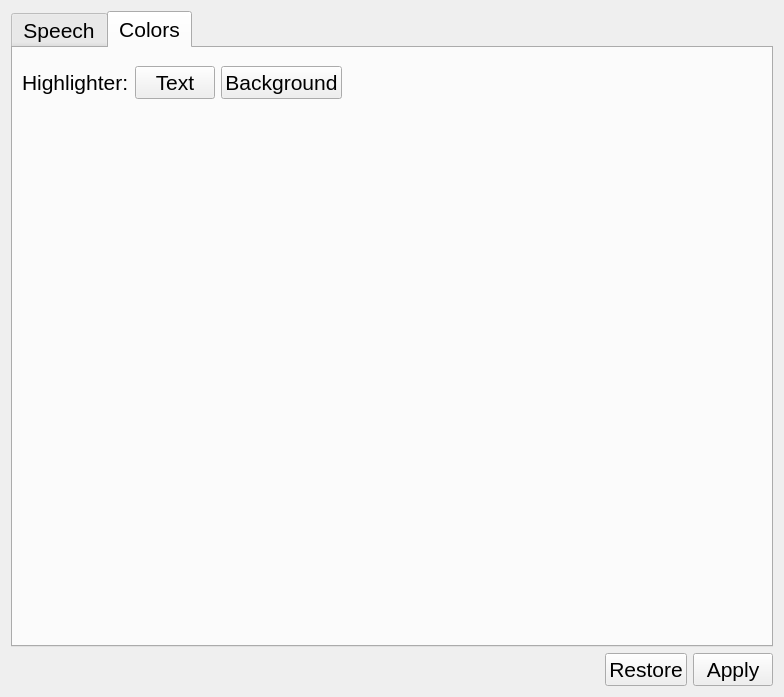
Old version of the form src/forms/settings.ui in the repository DinoZAR/CentralAccessReader.
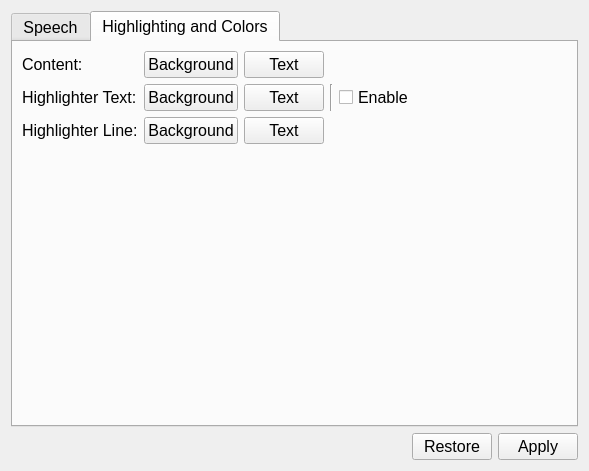
New version of the form. The open tabs and pages were chosen to show the change.

Commit message: Almost got the multi-highlighter working. Just need a little more time....

What changed in the file:
```diff
--- a/src/forms/settings.ui
+++ b/src/forms/settings.ui
@@ -6,13 +6,13 @@
    <rect>
     <x>0</x>
     <y>0</y>
-    <width>784</width>
-    <height>697</height>
+    <width>589</width>
+    <height>471</height>
    </rect>
   </property>
   <property name="font">
    <font>
-    <pointsize>16</pointsize>
+    <pointsize>12</pointsize>
    </font>
   </property>
   <property name="windowTitle">
@@ -181,32 +181,51 @@
      </widget>
      <widget class="QWidget" name="colorsTab">
       <attribute name="title">
-       <string>Colors</string>
+       <string>Highlighting and Colors</string>
       </attribute>
-      <widget class="QWidget" name="">
-       <property name="geometry">
-        <rect>
-         <x>9</x>
-         <y>9</y>
-         <width>742</width>
-         <height>51</height>
-        </rect>
-       </property>
-       <layout class="QHBoxLayout" name="horizontalLayout_3" stretch="0,0,0,0">
+      <layout class="QVBoxLayout" name="verticalLayout_5">
+       <item>
+        <layout class="QFormLayout" name="formLayout">
+         <item row="0" column="0">
+          <widget class="QLabel" name="label_6">
+           <property name="text">
+            <string>Content:</string>
+           </property>
+          </widget>
+         </item>
+         <item row="0" column="1">
+          <layout class="QHBoxLayout" name="horizontalLayout_3">
         <item>
-         <widget class="QLabel" name="label_4">
+            <widget class="QPushButton" name="contentBackgroundButton">
           <property name="text">
-           <string>Highlighter:</string>
+              <string>Background</string>
           </property>
          </widget>
         </item>
         <item>
-         <widget class="QPushButton" name="highlighterTextButton">
+            <widget class="QPushButton" name="contentTextButton">
           <property name="text">
            <string>Text</string>
           </property>
          </widget>
         </item>
+           <item>
+            <spacer name="horizontalSpacer_3">
+             <property name="orientation">
+              <enum>Qt::Horizontal</enum>
+             </property>
+             <property name="sizeHint" stdset="0">
+              <size>
+               <width>40</width>
+               <height>20</height>
+              </size>
+             </property>
+            </spacer>
+           </item>
+          </layout>
+         </item>
+         <item row="1" column="1">
+          <layout class="QHBoxLayout" name="horizontalLayout_4">
         <item>
          <widget class="QPushButton" name="highlighterBackgroundButton">
           <property name="text">
@@ -214,6 +233,27 @@
           </property>
          </widget>
         </item>
+           <item>
+            <widget class="QPushButton" name="highlighterTextButton">
+             <property name="text">
+              <string>Text</string>
+             </property>
+            </widget>
+           </item>
+           <item>
+            <widget class="Line" name="line">
+             <property name="orientation">
+              <enum>Qt::Vertical</enum>
+             </property>
+            </widget>
+           </item>
+           <item>
+            <widget class="QCheckBox" name="enableHighlightCheckbox">
+             <property name="text">
+              <string>Enable</string>
+             </property>
+            </widget>
+           </item>
         <item>
          <spacer name="horizontalSpacer_2">
           <property name="orientation">
@@ -228,7 +268,55 @@
          </spacer>
         </item>
        </layout>
-      </widget>
+         </item>
+         <item row="1" column="0">
+          <widget class="QLabel" name="label_4">
+           <property name="text">
+            <string>Highlighter Text:</string>
+           </property>
+          </widget>
+         </item>
+         <item row="2" column="1">
+          <layout class="QHBoxLayout" name="horizontalLayout_5">
+           <item>
+            <widget class="QPushButton" name="highlighterLineBackgroundButton">
+             <property name="text">
+              <string>Background</string>
+             </property>
+            </widget>
+           </item>
+           <item>
+            <widget class="QPushButton" name="highlighterLineTextButton">
+             <property name="text">
+              <string>Text</string>
+             </property>
+            </widget>
+           </item>
+           <item>
+            <spacer name="horizontalSpacer_4">
+             <property name="orientation">
+              <enum>Qt::Horizontal</enum>
+             </property>
+             <property name="sizeHint" stdset="0">
+              <size>
+               <width>40</width>
+               <height>20</height>
+              </size>
+             </property>
+            </spacer>
+           </item>
+          </layout>
+         </item>
+         <item row="2" column="0">
+          <widget class="QLabel" name="label_5">
+           <property name="text">
+            <string>Highlighter Line:</string>
+           </property>
+          </widget>
+         </item>
+        </layout>
+       </item>
+      </layout>
      </widget>
     </widget>
    </item>
@@ -249,11 +337,6 @@
      </item>
      <item>
       <widget class="QPushButton" name="restoreButton">
-       <property name="font">
-        <font>
-         <pointsize>16</pointsize>
-        </font>
-       </property>
        <property name="toolTip">
         <string>Restores settings to what they were when you opened the window</string>
        </property>
@@ -264,11 +347,6 @@
      </item>
      <item>
       <widget class="QPushButton" name="applyButton">
-       <property name="font">
-        <font>
-         <pointsize>16</pointsize>
-        </font>
-       </property>
        <property name="toolTip">
         <string>Apply new speech settings</string>
        </property>
```
Left out of the diff: 5 changed lines with no effect on the pictures. Lines whose indentation alone changed are shown as unchanged. The commit also changes 11 other files.
